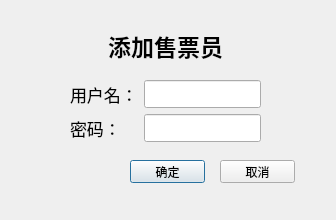
Above: Client/Administrator/Administrator/addconductor.ui from ticketgroup/qichedinggpiao before the change. Below: the same form after it.
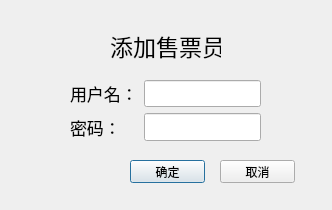
That is the form after the change.

The edit to the form file:
```diff
--- a/Client/Administrator/Administrator/addconductor.ui
+++ b/Client/Administrator/Administrator/addconductor.ui
@@ -6,8 +6,8 @@
    <rect>
     <x>0</x>
     <y>0</y>
-    <width>336</width>
-    <height>220</height>
+    <width>332</width>
+    <height>210</height>
    </rect>
   </property>
   <property name="windowTitle">
@@ -19,7 +19,7 @@
      <x>70</x>
      <y>80</y>
      <width>191</width>
-     <height>71</height>
+     <height>61</height>
     </rect>
    </property>
    <property name="font">
@@ -78,25 +78,20 @@
   <widget class="QLabel" name="label">
    <property name="geometry">
     <rect>
-     <x>0</x>
+     <x>110</x>
      <y>30</y>
-     <width>331</width>
+     <width>111</width>
      <height>31</height>
     </rect>
    </property>
    <property name="font">
     <font>
      <pointsize>17</pointsize>
-     <weight>75</weight>
-     <bold>true</bold>
     </font>
    </property>
    <property name="text">
     <string>添加售票员</string>
    </property>
-   <property name="alignment">
-    <set>Qt::AlignCenter</set>
-   </property>
   </widget>
   <widget class="QPushButton" name="pushButton">
    <property name="geometry">
```
